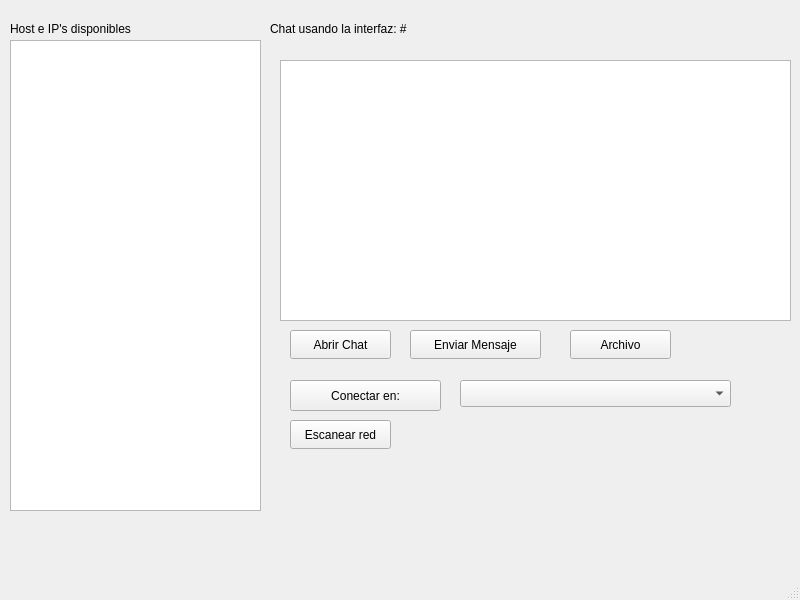
Old version of the form practica3/inicial.ui in the repository AdrianPardo99/redes2.
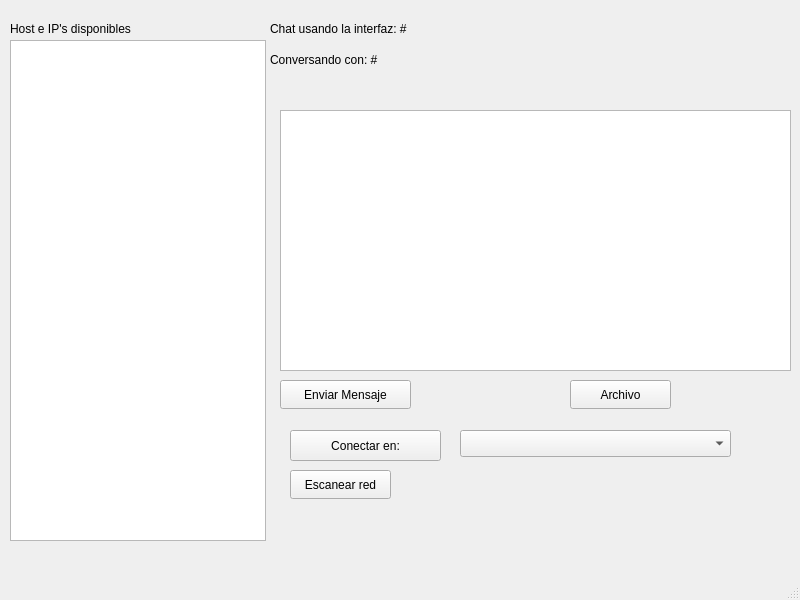
New version of the form.

Commit message: Ya solo falta diccionario de cada interfaz de red para los usuarios que si contesten, y para los que lleguen en la solicitud uwu

Diff of the .ui file:
```diff
--- a/practica3/inicial.ui
+++ b/practica3/inicial.ui
@@ -14,34 +14,11 @@
    <string>Whats Up Chat</string>
   </property>
   <widget class="QWidget" name="centralwidget">
-   <widget class="QListView" name="listaIP">
-    <property name="geometry">
-     <rect>
-      <x>10</x>
-      <y>40</y>
-      <width>251</width>
-      <height>471</height>
-     </rect>
-    </property>
-   </widget>
-   <widget class="QPushButton" name="btnAbrir">
-    <property name="geometry">
-     <rect>
-      <x>290</x>
-      <y>330</y>
-      <width>101</width>
-      <height>29</height>
-     </rect>
-    </property>
-    <property name="text">
-     <string>Abrir Chat</string>
-    </property>
-   </widget>
    <widget class="QPushButton" name="btnSent">
     <property name="geometry">
      <rect>
-      <x>410</x>
-      <y>330</y>
+      <x>280</x>
+      <y>380</y>
       <width>131</width>
       <height>29</height>
      </rect>
@@ -54,7 +31,7 @@
     <property name="geometry">
      <rect>
       <x>570</x>
-      <y>330</y>
+      <y>380</y>
       <width>101</width>
       <height>29</height>
      </rect>
@@ -67,7 +44,7 @@
     <property name="geometry">
      <rect>
       <x>290</x>
-      <y>420</y>
+      <y>470</y>
       <width>101</width>
       <height>29</height>
      </rect>
@@ -80,7 +57,7 @@
     <property name="geometry">
      <rect>
       <x>290</x>
-      <y>380</y>
+      <y>430</y>
       <width>151</width>
       <height>31</height>
      </rect>
@@ -93,7 +70,7 @@
     <property name="geometry">
      <rect>
       <x>280</x>
-      <y>60</y>
+      <y>110</y>
       <width>511</width>
       <height>261</height>
      </rect>
@@ -103,7 +80,7 @@
     <property name="geometry">
      <rect>
       <x>460</x>
-      <y>380</y>
+      <y>430</y>
       <width>271</width>
       <height>27</height>
      </rect>
@@ -135,6 +112,29 @@
      <string>Host e IP's disponibles</string>
     </property>
    </widget>
+   <widget class="QLabel" name="lblChatWith">
+    <property name="geometry">
+     <rect>
+      <x>270</x>
+      <y>50</y>
+      <width>331</width>
+      <height>20</height>
+     </rect>
+    </property>
+    <property name="text">
+     <string>Conversando con: #</string>
+    </property>
+   </widget>
+   <widget class="QListWidget" name="listaIP">
+    <property name="geometry">
+     <rect>
+      <x>10</x>
+      <y>40</y>
+      <width>256</width>
+      <height>501</height>
+     </rect>
+    </property>
+   </widget>
   </widget>
   <widget class="QMenuBar" name="menubar">
    <property name="geometry">
```
The commit also changes 1 other file.
